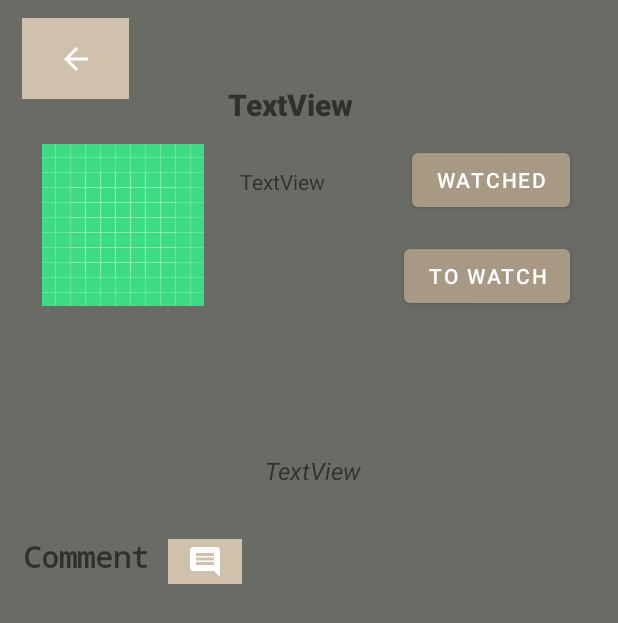
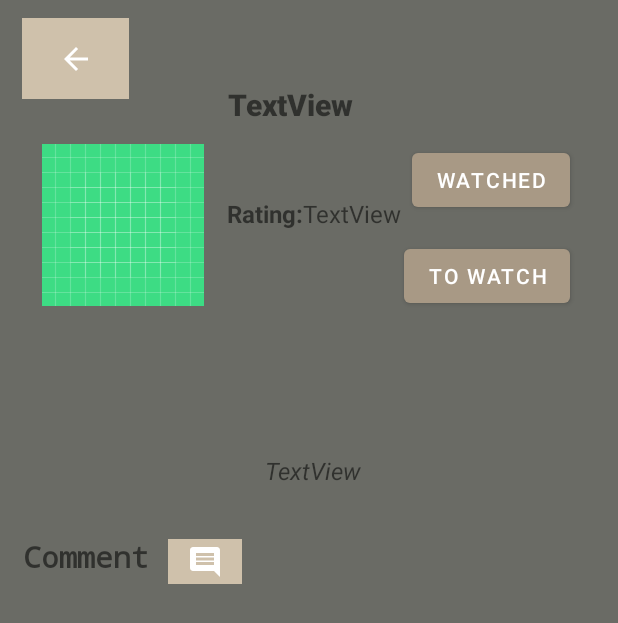
Before and after one commit to mh217/GoodTV, an Android app: the layout activity_movie_details.xml on its own in the app's theme, with its tools: preview values and no code run, on a phone screen of 412 x 824 dp. Shown: the top 623 px of the screen. Run offline under Robolectric (Android 15) with nearby library versions, the phone set to English and light mode, and no system bars; Roboto replaces fonts that are not available here.

Commit message:
Update ako nema nicega u komentaru

```diff
--- a/app/src/main/java/com/example/goodtv/Comments.kt
+++ b/app/src/main/java/com/example/goodtv/Comments.kt
@@ -9,6 +9,7 @@ import android.view.View
 import android.view.ViewGroup
 import android.widget.EditText
 import android.widget.ImageButton
+import android.widget.Toast
 import androidx.recyclerview.widget.LinearLayoutManager
 import androidx.recyclerview.widget.RecyclerView
 import com.google.firebase.firestore.FirebaseFirestore
@@ -59,15 +60,23 @@ class Comments : Fragment() {
                 ))
 
             }
-            else {
+
+            if(name.trim().isEmpty() && commente.trim().isNotEmpty()){
                 ref.add(mapOf(
                     "Name" to "Anonymous",
                     "Comment" to commente
                 ))
 
+
                 inputName.text.clear()
                 inputComment.text.clear()
             }
+
+            if(name.trim().isEmpty() && commente.trim().isEmpty()) {
+                Toast.makeText(context,"Enter a comment", Toast.LENGTH_LONG).show()
+            }
+
+
             db.collection("Movies")
                 .document(movieId)
                 .collection("Comment")
--- a/app/src/main/res/layout/activity_movie_details.xml
+++ b/app/src/main/res/layout/activity_movie_details.xml
@@ -52,10 +52,10 @@
         android:id="@+id/RatingText"
         android:layout_width="wrap_content"
         android:layout_height="wrap_content"
-        android:layout_marginStart="24dp"
-        android:layout_marginTop="28dp"
+        android:layout_marginTop="48dp"
         android:text="TextView"
-        app:layout_constraintStart_toEndOf="@+id/IMGPoster"
+        android:textSize="16sp"
+        app:layout_constraintStart_toEndOf="@+id/textView5"
         app:layout_constraintTop_toBottomOf="@+id/NameText" />
 
     <Button
@@ -134,4 +134,19 @@
         app:layout_constraintTop_toBottomOf="@+id/SynopsisText"
         app:layout_constraintVertical_bias="0.087" />
 
+    <TextView
+        android:id="@+id/textView5"
+        android:layout_width="wrap_content"
+        android:layout_height="wrap_content"
+        android:layout_marginTop="48dp"
+        android:text="@string/rating"
+        android:textSize="16sp"
+        android:textStyle="bold"
+        app:layout_constraintBottom_toTopOf="@+id/RatingText"
+        app:layout_constraintEnd_toEndOf="parent"
+        app:layout_constraintHorizontal_bias="0.068"
+        app:layout_constraintStart_toEndOf="@+id/IMGPoster"
+        app:layout_constraintTop_toBottomOf="@+id/NameText"
+        app:layout_constraintVertical_bias="0.0" />
+
 </androidx.constraintlayout.widget.ConstraintLayout>
```
